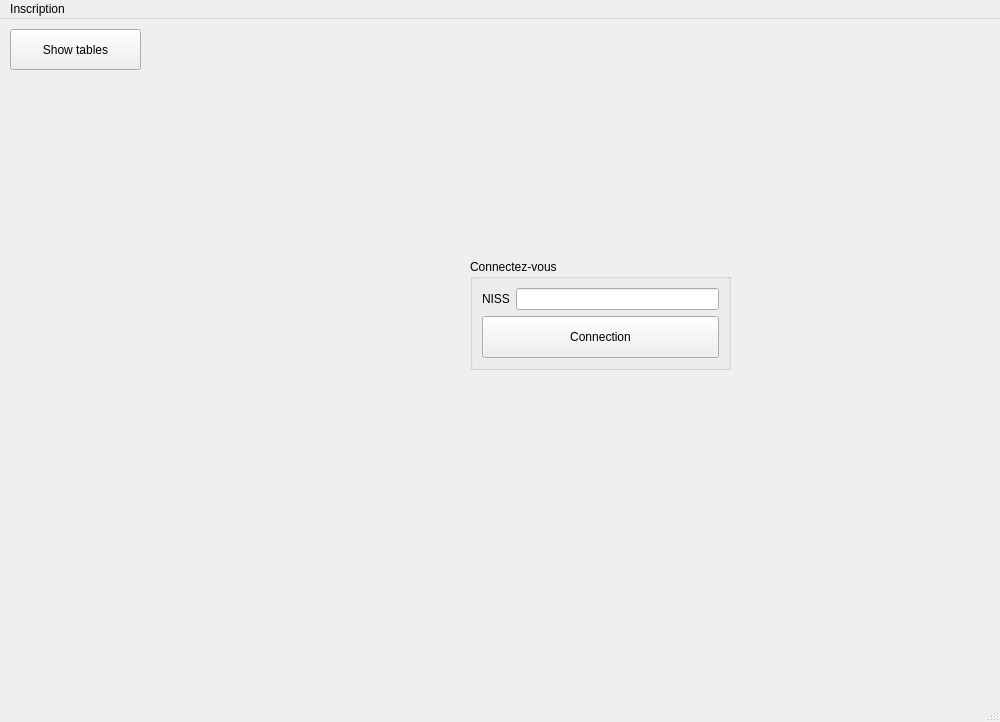
The window that code/gui/gui/mainwindow.ui (JustRayCB/bdd_projet1) describes before a commit, drawn with Qt 5.
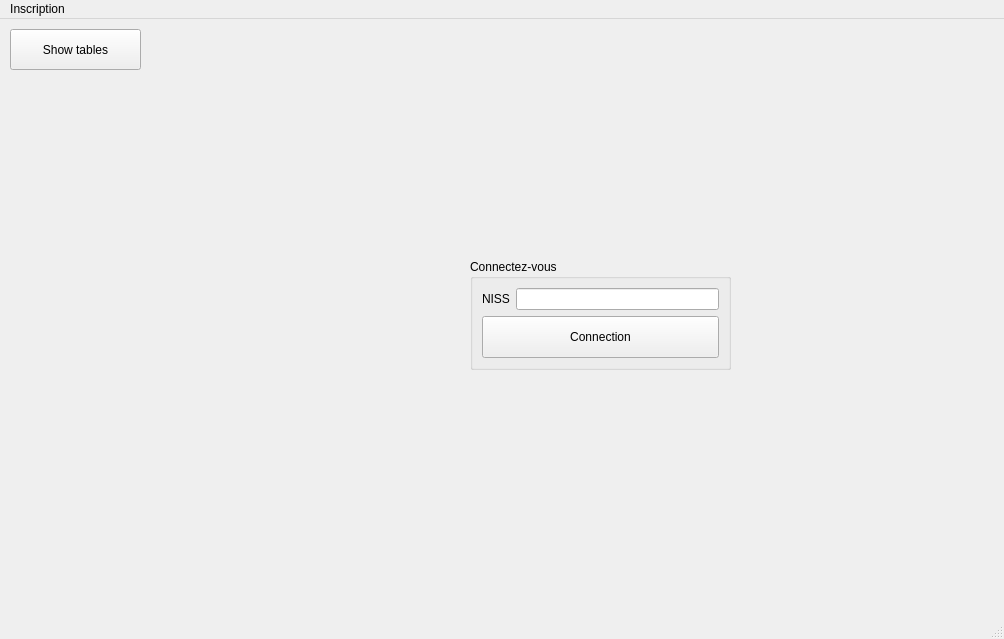
The same window after the commit. Icons and pictures are not drawn.

Patch:
```diff
--- a/code/gui/gui/mainwindow.ui
+++ b/code/gui/gui/mainwindow.ui
@@ -6,8 +6,8 @@
    <rect>
     <x>0</x>
     <y>0</y>
-    <width>1000</width>
-    <height>722</height>
+    <width>1004</width>
+    <height>639</height>
    </rect>
   </property>
   <property name="windowTitle">
@@ -95,7 +95,7 @@
     <rect>
      <x>0</x>
      <y>0</y>
-     <width>1000</width>
+     <width>1004</width>
      <height>19</height>
     </rect>
    </property>
```
